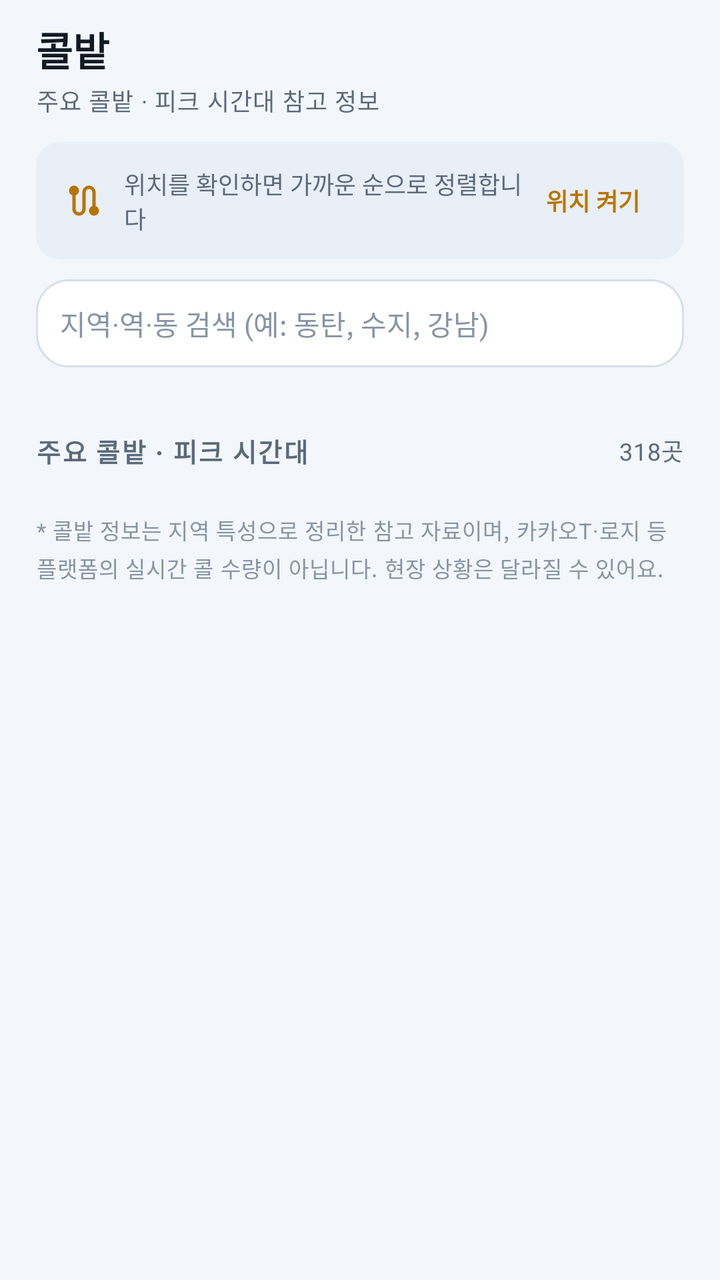
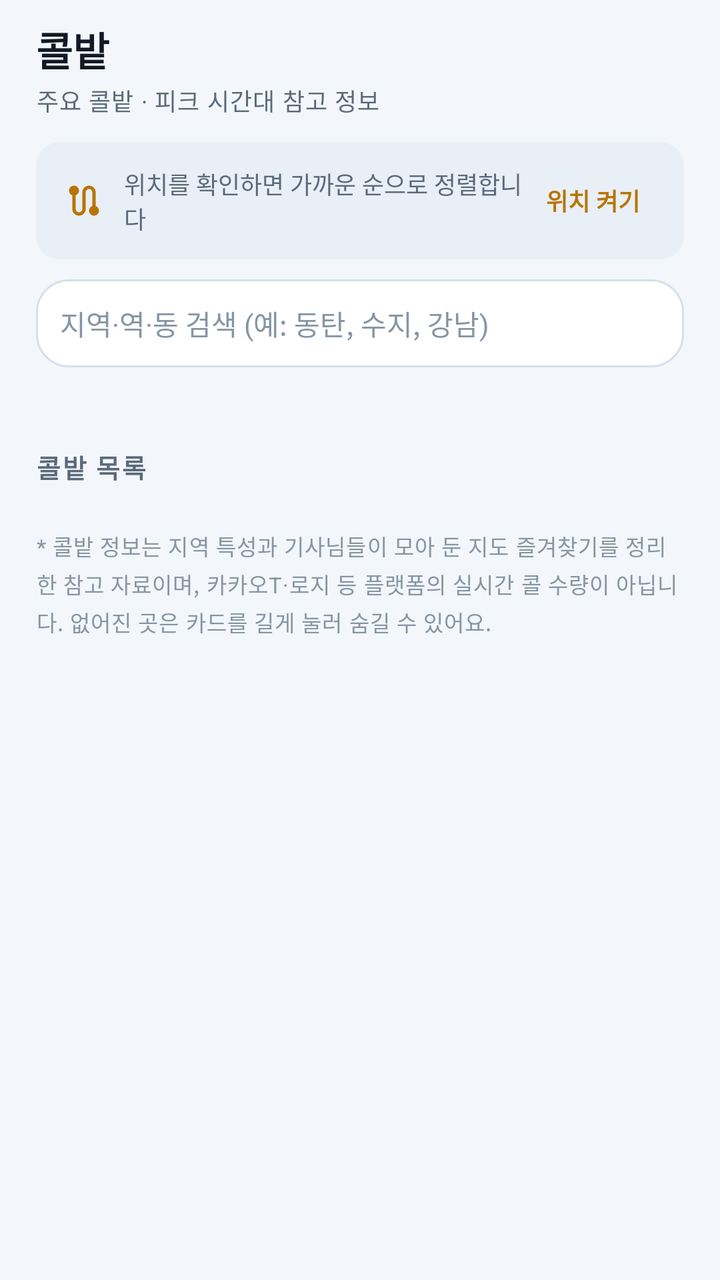

Compare the two renders of this Android layout. The source of the first and the diff that turns it into the second are given below.
<!-- AndroidManifest.xml: application theme Theme.DaeriLedger -->
<!-- res/layout/screen_spots.xml -->
<?xml version="1.0" encoding="utf-8"?>
<FrameLayout xmlns:android="http://schemas.android.com/apk/res/android"
    xmlns:app="http://schemas.android.com/apk/res-auto"
    android:layout_width="match_parent"
    android:layout_height="match_parent">

    <androidx.core.widget.NestedScrollView
        android:layout_width="match_parent"
        android:layout_height="match_parent"
        android:clipToPadding="false"
        android:fillViewport="true"
        android:scrollbars="none">

        <LinearLayout
            android:id="@+id/spotsColumn"
            android:layout_width="match_parent"
            android:layout_height="wrap_content"
            android:focusableInTouchMode="true"
            android:orientation="vertical"
            android:paddingBottom="28dp">

            <LinearLayout
                android:layout_width="match_parent"
                android:layout_height="wrap_content"
                android:gravity="center_vertical"
                android:orientation="horizontal"
                android:paddingHorizontal="18dp"
                android:paddingTop="10dp">

                <LinearLayout
                    android:layout_width="0dp"
                    android:layout_height="wrap_content"
                    android:layout_weight="1"
                    android:orientation="vertical">

                    <TextView
                        style="@style/Text.Daeri.Title"
                        android:layout_width="wrap_content"
                        android:layout_height="wrap_content"
                        android:text="콜밭" />

                    <TextView
                        android:id="@+id/spotsSubtitle"
                        style="@style/Text.Daeri.Label"
                        android:layout_width="wrap_content"
                        android:layout_height="wrap_content"
                        android:layout_marginTop="2dp"
                        android:text="주요 콜밭 · 피크 시간대 참고 정보" />
                </LinearLayout>
            </LinearLayout>

            
            <LinearLayout
                android:id="@+id/locationCard"
                android:layout_width="match_parent"
                android:layout_height="wrap_content"
                android:layout_marginHorizontal="18dp"
                android:layout_marginTop="12dp"
                android:background="@drawable/bg_chip_soft"
                android:gravity="center_vertical"
                android:orientation="horizontal"
                android:paddingHorizontal="14dp"
                android:paddingVertical="12dp">

                <ImageView
                    android:layout_width="20dp"
                    android:layout_height="20dp"
                    android:contentDescription="@null"
                    android:src="@drawable/ic_route"
                    app:tint="@color/accent" />

                <TextView
                    android:id="@+id/locationText"
                    android:layout_width="0dp"
                    android:layout_height="wrap_content"
                    android:layout_marginStart="10dp"
                    android:layout_weight="1"
                    android:text="위치를 확인하면 가까운 순으로 정렬합니다"
                    android:textColor="@color/text_secondary"
                    android:textSize="12sp" />

                <TextView
                    android:id="@+id/locationAction"
                    android:layout_width="wrap_content"
                    android:layout_height="wrap_content"
                    android:background="?attr/selectableItemBackground"
                    android:paddingHorizontal="8dp"
                    android:paddingVertical="6dp"
                    android:text="위치 켜기"
                    android:textColor="@color/accent"
                    android:textSize="12sp"
                    android:textStyle="bold" />
            </LinearLayout>

            
            <LinearLayout
                android:layout_width="match_parent"
                android:layout_height="wrap_content"
                android:layout_marginHorizontal="18dp"
                android:layout_marginTop="10dp"
                android:background="@drawable/bg_amount_field"
                android:gravity="center_vertical"
                android:orientation="horizontal"
                android:paddingHorizontal="12dp">

                <EditText
                    android:id="@+id/spotSearch"
                    android:layout_width="0dp"
                    android:layout_height="44dp"
                    android:layout_weight="1"
                    android:background="@null"
                    android:hint="지역·역·동 검색 (예: 동탄, 수지, 강남)"
                    android:imeOptions="actionSearch"
                    android:importantForAutofill="no"
                    android:inputType="text"
                    android:maxLength="24"
                    android:paddingVertical="0dp"
                    android:singleLine="true"
                    android:textColor="@color/text_primary"
                    android:textColorHint="@color/text_tertiary"
                    android:textSize="14sp" />

                <ImageView
                    android:id="@+id/spotSearchClear"
                    android:layout_width="28dp"
                    android:layout_height="28dp"
                    android:background="?attr/selectableItemBackgroundBorderless"
                    android:contentDescription="검색어 지우기"
                    android:padding="6dp"
                    android:src="@drawable/ic_close"
                    android:visibility="gone"
                    app:tint="@color/text_tertiary" />
            </LinearLayout>

            <HorizontalScrollView
                android:layout_width="match_parent"
                android:layout_height="wrap_content"
                android:layout_marginTop="10dp"
                android:clipToPadding="false"
                android:paddingHorizontal="18dp"
                android:scrollbars="none">

                <com.google.android.material.chip.ChipGroup
                    android:id="@+id/regionChips"
                    android:layout_width="wrap_content"
                    android:layout_height="wrap_content"
                    app:chipSpacingHorizontal="8dp"
                    app:singleLine="true"
                    app:singleSelection="true" />
            </HorizontalScrollView>

            
            <LinearLayout
                android:id="@+id/savedSection"
                android:layout_width="match_parent"
                android:layout_height="wrap_content"
                android:orientation="vertical"
                android:visibility="gone">

                <LinearLayout
                    android:layout_width="match_parent"
                    android:layout_height="wrap_content"
                    android:gravity="center_vertical"
                    android:orientation="horizontal"
                    android:paddingHorizontal="18dp"
                    android:paddingTop="22dp"
                    android:paddingBottom="4dp">

                    <TextView
                        style="@style/Text.Daeri.Section"
                        android:layout_width="0dp"
                        android:layout_height="wrap_content"
                        android:layout_weight="1"
                        android:text="내가 저장한 콜밭" />

                    <TextView
                        android:id="@+id/savedCountText"
                        style="@style/Text.Daeri.Label"
                        android:layout_width="wrap_content"
                        android:layout_height="wrap_content"
                        android:text="" />
                </LinearLayout>

                <LinearLayout
                    android:id="@+id/savedSpotsColumn"
                    android:layout_width="match_parent"
                    android:layout_height="wrap_content"
                    android:orientation="vertical" />
            </LinearLayout>

            
            <LinearLayout
                android:layout_width="match_parent"
                android:layout_height="wrap_content"
                android:gravity="center_vertical"
                android:orientation="horizontal"
                android:paddingHorizontal="18dp"
                android:paddingTop="22dp"
                android:paddingBottom="4dp">

                <TextView
                    style="@style/Text.Daeri.Section"
                    android:layout_width="0dp"
                    android:layout_height="wrap_content"
                    android:layout_weight="1"
                    android:text="주요 콜밭 · 피크 시간대" />

                <TextView
                    android:id="@+id/nearbyCountText"
                    style="@style/Text.Daeri.Label"
                    android:layout_width="wrap_content"
                    android:layout_height="wrap_content"
                    android:text="318곳" />
            </LinearLayout>

            <LinearLayout
                android:id="@+id/nearbyColumn"
                android:layout_width="match_parent"
                android:layout_height="wrap_content"
                android:orientation="vertical" />

            
            <com.google.android.material.button.MaterialButton
                android:id="@+id/moreSpotsButton"
                style="@style/Widget.Daeri.Button.Tonal"
                android:layout_width="match_parent"
                android:layout_height="48dp"
                android:layout_marginHorizontal="18dp"
                android:layout_marginTop="6dp"
                android:minHeight="48dp"
                android:text="나머지 콜밭 더 보기"
                android:textSize="13sp"
                android:visibility="gone" />

            <TextView
                style="@style/Text.Daeri.Label"
                android:layout_width="match_parent"
                android:layout_height="wrap_content"
                android:layout_marginHorizontal="18dp"
                android:layout_marginTop="18dp"
                android:lineSpacingExtra="3dp"
                android:text="* 콜밭 정보는 지역 특성으로 정리한 참고 자료이며, 카카오T·로지 등 플랫폼의 실시간 콜 수량이 아닙니다. 현장 상황은 달라질 수 있어요."
                android:textColor="@color/text_tertiary"
                android:textSize="11sp" />

        </LinearLayout>
    </androidx.core.widget.NestedScrollView>

</FrameLayout>
<!-- resources referenced by this layout -->
<resources>
  <color name="accent">#B87400</color>
  <color name="text_primary">#111A24</color>
  <color name="text_secondary">#5A6A7B</color>
  <color name="text_tertiary">#8695A5</color>
  <!-- drawable bg_amount_field (drawable) -->
  <?xml version="1.0" encoding="utf-8"?>
  <shape xmlns:android="http://schemas.android.com/apk/res/android" android:shape="rectangle">
      <solid android:color="@color/surface" />
      <corners android:radius="16dp" />
      <stroke android:width="1dp" android:color="@color/outline" />
  </shape>
  <!-- drawable bg_chip_soft (drawable) -->
  <?xml version="1.0" encoding="utf-8"?>
  <shape xmlns:android="http://schemas.android.com/apk/res/android" android:shape="rectangle">
      <solid android:color="@color/surface_high" />
      <corners android:radius="12dp" />
  </shape>
  <style name="Text.Daeri.Label" parent="TextAppearance.Material3.BodySmall">
          <item name="android:textSize">12sp</item>
          <item name="android:textColor">@color/text_secondary</item>
      </style>
  <style name="Text.Daeri.Section" parent="TextAppearance.Material3.TitleSmall">
          <item name="android:textSize">13sp</item>
          <item name="android:letterSpacing">0.06</item>
          <item name="android:textColor">@color/text_secondary</item>
          <item name="android:textStyle">bold</item>
      </style>
  <style name="Text.Daeri.Title" parent="TextAppearance.Material3.TitleLarge">
          <item name="android:textSize">20sp</item>
          <item name="android:textStyle">bold</item>
          <item name="android:textColor">@color/text_primary</item>
      </style>
  <style name="Theme.DaeriLedger" parent="Theme.DaeriLedger.Base" />
  <color name="surface">#FFFFFF</color>
  <color name="outline">#D6DFE9</color>
  <color name="surface_high">#E9EFF6</color>
  <color name="on_accent">#FFFFFF</color>
  <color name="accent_dim">#FFF0D2</color>
  <color name="profit">#0E8A4F</color>
  <color name="profit_dim">#E1F6EB</color>
  <color name="chart_bar">#2E6BC4</color>
  <color name="bg">#F3F6FA</color>
  <color name="surface_alt">#FFFFFF</color>
  <color name="divider">#E7EDF4</color>
  <color name="loss">#C93A3A</color>
  <style name="ThemeOverlay.Daeri.Dialog" parent="ThemeOverlay.Material3.MaterialAlertDialog">
          <item name="colorSurface">@color/surface_alt</item>
          <item name="colorOnSurface">@color/text_primary</item>
          <item name="colorOnSurfaceVariant">@color/text_secondary</item>
          <item name="shapeAppearanceOverlay">@style/Shape.Daeri.Large</item>
      </style>
  <style name="ThemeOverlay.Daeri.BottomSheet" parent="ThemeOverlay.Material3.BottomSheetDialog">
          <item name="colorSurface">@color/surface_alt</item>
          <item name="bottomSheetStyle">@style/Widget.Daeri.BottomSheet</item>
      </style>
  <style name="Shape.Daeri.ExtraSmall" parent="ShapeAppearance.Material3.Corner.ExtraSmall">
          <item name="cornerSize">8dp</item>
      </style>
  <style name="Shape.Daeri.Small" parent="ShapeAppearance.Material3.Corner.Small">
          <item name="cornerSize">12dp</item>
      </style>
  <style name="Shape.Daeri.Medium" parent="ShapeAppearance.Material3.Corner.Medium">
          <item name="cornerSize">18dp</item>
      </style>
  <style name="Shape.Daeri.Large" parent="ShapeAppearance.Material3.Corner.Large">
          <item name="cornerSize">26dp</item>
      </style>
  <style name="Widget.Daeri.BottomSheet" parent="Widget.Material3.BottomSheet.Modal">
          <item name="shapeAppearance">@style/Shape.Daeri.Large</item>
          <item name="backgroundTint">@color/surface_alt</item>
      </style>
  <!-- unchanged entries left out for length: 4 -->
</resources>

<!-- the commit's change to res/layout/screen_spots.xml (unified diff, before → after) -->
@@ -132,6 +132,7 @@
                     app:tint="@color/text_tertiary" />
             </LinearLayout>
 
+            
             <HorizontalScrollView
                 android:layout_width="match_parent"
                 android:layout_height="wrap_content"
@@ -141,13 +142,44 @@
                 android:scrollbars="none">
 
                 <com.google.android.material.chip.ChipGroup
-                    android:id="@+id/regionChips"
+                    android:id="@+id/sourceChips"
                     android:layout_width="wrap_content"
                     android:layout_height="wrap_content"
                     app:chipSpacingHorizontal="8dp"
                     app:singleLine="true"
                     app:singleSelection="true" />
             </HorizontalScrollView>
+
+            <HorizontalScrollView
+                android:layout_width="match_parent"
+                android:layout_height="wrap_content"
+                android:layout_marginTop="8dp"
+                android:clipToPadding="false"
+                android:paddingHorizontal="18dp"
+                android:scrollbars="none">
+
+                <com.google.android.material.chip.ChipGroup
+                    android:id="@+id/regionChips"
+                    android:layout_width="wrap_content"
+                    android:layout_height="wrap_content"
+                    app:chipSpacingHorizontal="8dp"
+                    app:singleLine="true"
+                    app:singleSelection="true" />
+            </HorizontalScrollView>
+
+            
+            <TextView
+                android:id="@+id/hiddenInfo"
+                android:layout_width="wrap_content"
+                android:layout_height="wrap_content"
+                android:layout_marginHorizontal="18dp"
+                android:layout_marginTop="8dp"
+                android:background="?attr/selectableItemBackgroundBorderless"
+                android:paddingVertical="4dp"
+                android:text="숨긴 콜밭 0곳 · 되돌리기"
+                android:textColor="@color/text_tertiary"
+                android:textSize="11sp"
+                android:visibility="gone" />
 
             
             <LinearLayout
@@ -203,14 +235,14 @@
                     android:layout_width="0dp"
                     android:layout_height="wrap_content"
                     android:layout_weight="1"
-                    android:text="주요 콜밭 · 피크 시간대" />
+                    android:text="콜밭 목록" />
 
                 <TextView
                     android:id="@+id/nearbyCountText"
                     style="@style/Text.Daeri.Label"
                     android:layout_width="wrap_content"
                     android:layout_height="wrap_content"
-                    android:text="318곳" />
+                    android:text="" />
             </LinearLayout>
 
             <LinearLayout
@@ -239,7 +271,7 @@
                 android:layout_marginHorizontal="18dp"
                 android:layout_marginTop="18dp"
                 android:lineSpacingExtra="3dp"
-                android:text="* 콜밭 정보는 지역 특성으로 정리한 참고 자료이며, 카카오T·로지 등 플랫폼의 실시간 콜 수량이 아닙니다. 현장 상황은 달라질 수 있어요."
+                android:text="* 콜밭 정보는 지역 특성과 기사님들이 모아 둔 지도 즐겨찾기를 정리한 참고 자료이며, 카카오T·로지 등 플랫폼의 실시간 콜 수량이 아닙니다. 없어진 곳은 카드를 길게 눌러 숨길 수 있어요."
                 android:textColor="@color/text_tertiary"
                 android:textSize="11sp" />
 
